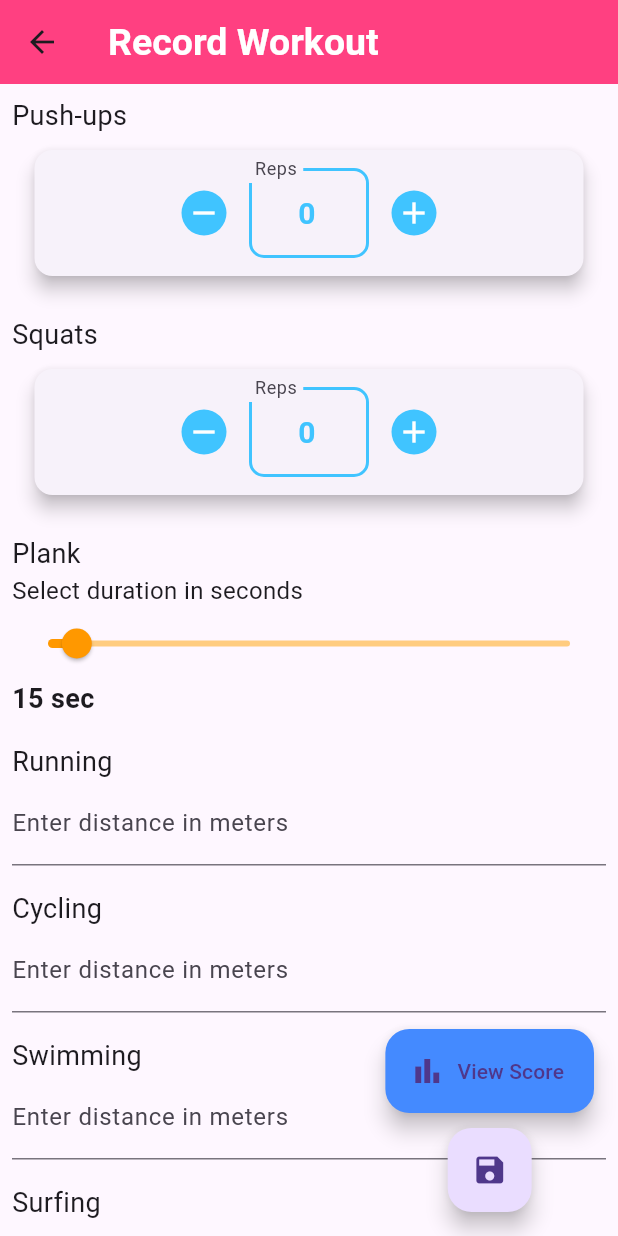
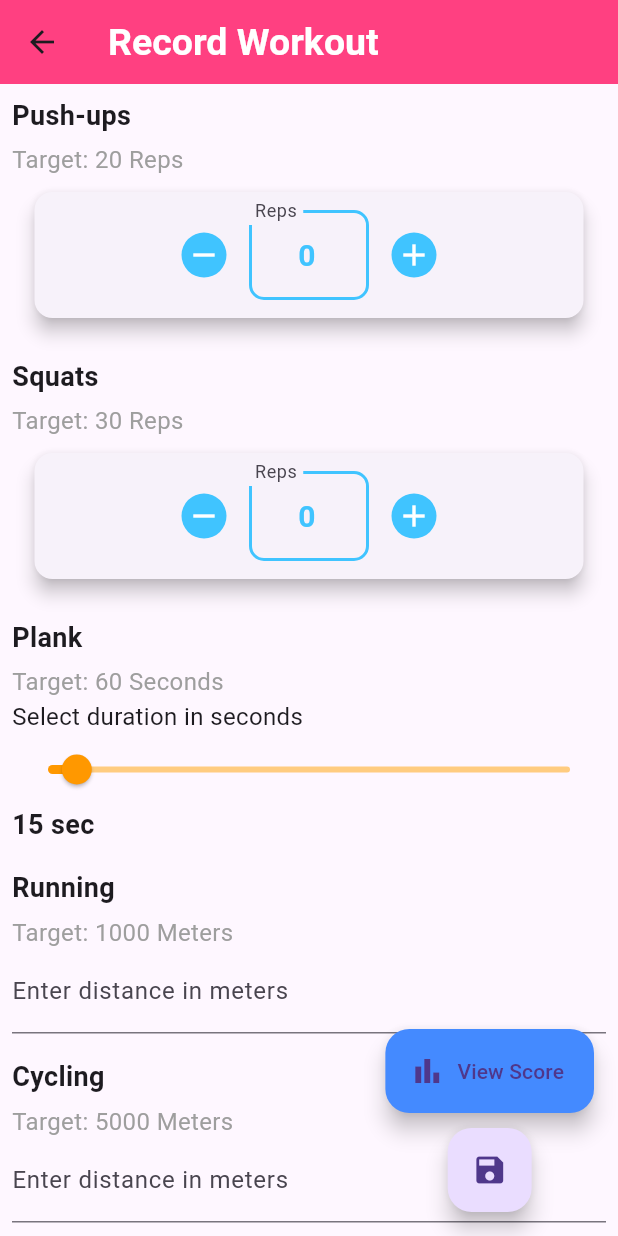
Before and after one commit to Karthikeya02/move, a Flutter app: the WorkoutRecordingPage screen opened directly, on a phone screen of 412 x 824 dp. Run offline on Flutter 3.47's test engine with Material 3 defaults, Android fonts, the phone set to English and light mode, and no system bars; our stand-ins replace floor, sqflite; accounts and stored records are empty; generated files the repository leaves out were written again.

Commit message:
Minor modifications to parsing and saving

```diff
--- a/lib/models/workout_model.dart
+++ b/lib/models/workout_model.dart
@@ -9,7 +9,12 @@ class Workout {
   final String date;
   final String exercises; // Store exercises as JSON string
 
-  Workout({this.id, required this.name, required this.date, required this.exercises});
+  Workout({
+    this.id,
+    required this.name,
+    required this.date,
+    required this.exercises,
+  });
 
   // Convert Workout to JSON
   Map<String, dynamic> toJson() {
@@ -38,21 +43,34 @@ class Workout {
     List<dynamic> decodedList = jsonDecode(exercises);
     return decodedList.map((e) => Exercise.fromJson(e)).toList();
   }
+
+  // Encode List of Exercises into JSON string for storage
+  String encodeExerciseList(List<Exercise> exerciseList) {
+    return jsonEncode(exerciseList.map((e) => e.toJson()).toList());
+  }
 }
 
 class Exercise {
   final String name;
   final int target;
+  final int actual; // New field to store actual user performance
   final String unit;
   final String type;
 
-  Exercise({required this.name, required this.target, required this.unit, required this.type});
+  Exercise({
+    required this.name,
+    required this.target,
+    required this.actual, // User-entered data
+    required this.unit,
+    required this.type,
+  });
 
   // Convert Exercise to JSON
   Map<String, dynamic> toJson() {
     return {
       'name': name,
       'target': target,
+      'actual': actual, // Include actual in JSON
       'unit': unit,
       'type': type,
     };
@@ -63,6 +81,7 @@ class Exercise {
     return Exercise(
       name: json['name'] ?? "Unknown",
       target: (json['target'] is int) ? json['target'] : int.tryParse(json['target'].toString()) ?? 0,
+      actual: (json['actual'] is int) ? json['actual'] : int.tryParse(json['actual'].toString()) ?? 0,
       unit: json['unit'] ?? "",
       type: json['type'] ?? "Unknown",
     );
--- a/lib/workout_details/download_workout_page.dart
+++ b/lib/workout_details/download_workout_page.dart
@@ -208,7 +208,7 @@ class _DownloadWorkoutPageState extends State<DownloadWorkoutPage> {
                     final exercise = _workoutPlan!.getExerciseList()[index];
                     return ListTile(
                       title: Text(exercise.name),
-                      subtitle: Text("Target: \${exercise.target} \${exercise.unit}"),
+                      subtitle: Text("Target: ${exercise.target} ${exercise.unit}"),
                     );
                   },
                 )
--- a/lib/workout_details/workout_history_page.dart
+++ b/lib/workout_details/workout_history_page.dart
@@ -2,6 +2,8 @@ import 'package:flutter/material.dart';
 import 'dart:convert';
 import '../database/database.dart';
 import '../models/workout_model.dart';
+import 'package:intl/intl.dart';
+
 
 class WorkoutHistoryPage extends StatefulWidget {
   @override
@@ -73,7 +75,7 @@ class _WorkoutHistoryPageState extends State<WorkoutHistoryPage> {
                   margin: EdgeInsets.symmetric(vertical: 8.0),
                   child: ListTile(
                     title: Text(workout.name, style: TextStyle(fontWeight: FontWeight.bold)),
-                    subtitle: Text("Date: ${workout.date}"),
+                    subtitle: Text("Date: ${DateFormat('dd MMM yyyy, hh:mma').format(DateTime.parse(workout.date).toLocal())}"),
                     onTap: () {
                       _showWorkoutDetails(workout);
                     },
--- a/lib/workout_details/workout_recording_page.dart
+++ b/lib/workout_details/workout_recording_page.dart
@@ -9,7 +9,6 @@ import '../widgets/numeric_widget.dart';
 import 'dart:core';
 import 'dart:convert';
 
-
 class WorkoutRecordingPage extends StatefulWidget {
   const WorkoutRecordingPage({super.key});
 
@@ -19,25 +18,25 @@ class WorkoutRecordingPage extends StatefulWidget {
 
 class _WorkoutRecordingPageState extends State<WorkoutRecordingPage> {
   final List<Exercise> exercises = [
-    Exercise(name: 'Push-ups', target: 0, unit: 'Reps', type: 'Reps'),
-    Exercise(name: 'Squats', target: 0, unit: 'Reps', type: 'Reps'),
-    Exercise(name: 'Plank', target: 0, unit: 'Seconds', type: 'Seconds'),
-    Exercise(name: 'Running', target: 0, unit: 'Meters', type: 'Meters'),
-    Exercise(name: 'Cycling', target: 0, unit: 'Meters', type: 'Meters'),
-    Exercise(name: 'Swimming', target: 0, unit: 'Meters', type: 'Meters'),
-    Exercise(name: 'Surfing', target: 0, unit: 'Meters', type: 'Meters'),
+    Exercise(name: 'Push-ups', target: 20, actual: 0, unit: 'Reps', type: 'Reps'),
+    Exercise(name: 'Squats', target: 30, actual: 0, unit: 'Reps', type: 'Reps'),
+    Exercise(name: 'Plank', target: 60, actual: 0, unit: 'Seconds', type: 'Seconds'),
+    Exercise(name: 'Running', target: 1000, actual: 0, unit: 'Meters', type: 'Meters'),
+    Exercise(name: 'Cycling', target: 5000, actual: 0, unit: 'Meters', type: 'Meters'),
+    Exercise(name: 'Swimming', target: 500, actual: 0, unit: 'Meters', type: 'Meters'),
+    Exercise(name: 'Surfing', target: 200, actual: 0, unit: 'Meters', type: 'Meters'),
   ];
 
-
-  final Map<int, int> exerciseOutputs = {}; // Stores user inputs
+  final Map<int, int> actualOutputs = {}; // Stores actual user inputs
 
   /// **Saves the recorded workout and updates the global state**
   void _saveWorkout() {
     final recordedExercises = exercises.map((exercise) {
-      final achievedOutput = exerciseOutputs[exercises.indexOf(exercise)] ?? 0;
+      final actualValue = actualOutputs[exercises.indexOf(exercise)] ?? 0;
       return Exercise(
         name: exercise.name,
-        target: achievedOutput, // Use achievedOutput instead of exerciseResults
+        target: exercise.target, // Keep original target
+        actual: actualValue, // Store the actual user input
         unit: exercise.unit,
         type: exercise.type,
       );
@@ -48,8 +47,6 @@ class _WorkoutRecordingPageState extends State<WorkoutRecordingPage> {
       date: DateTime.now().toIso8601String(),
       exercises: jsonEncode(recordedExercises.map((e) => e.toJson()).toList()), // Store as JSON string
     );
-
-
 
     // Save workout to state
     Provider.of<WorkoutProvider>(context, listen: false).addWorkout(workout);
@@ -62,12 +59,12 @@ class _WorkoutRecordingPageState extends State<WorkoutRecordingPage> {
   void _showScore(BuildContext context) {
     showModalBottomSheet(
       context: context,
-      shape: RoundedRectangleBorder(
+      shape: const RoundedRectangleBorder(
         borderRadius: BorderRadius.vertical(top: Radius.circular(15)),
       ),
       builder: (context) => Padding(
-        padding: EdgeInsets.all(10),
-        child: ScoreWidget(),
+        padding: const EdgeInsets.all(10),
+        child: ScoreWidget(), // Removed 'const' because ScoreWidget might have non-constant values
       ),
     );
   }
@@ -86,7 +83,15 @@ class _WorkoutRecordingPageState extends State<WorkoutRecordingPage> {
             child: Column(
               crossAxisAlignment: CrossAxisAlignment.start,
               children: [
-                Text(exercise.name, style: const TextStyle(fontSize: 18)),
+                Text(
+                  exercise.name,
+                  style: const TextStyle(fontSize: 18, fontWeight: FontWeight.bold),
+                ),
+                const SizedBox(height: 5),
+                Text(
+                  "Target: ${exercise.target} ${exercise.unit}",
+                  style: const TextStyle(fontSize: 16, color: Colors.grey),
+                ),
                 _buildInputWidget(index, exercise.type),
               ],
             ),
@@ -98,11 +103,11 @@ class _WorkoutRecordingPageState extends State<WorkoutRecordingPage> {
         children: [
           FloatingActionButton.extended(
             onPressed: () => _showScore(context),
-            icon: Icon(Icons.bar_chart),
-            label: Text("View Score"),
+            icon: const Icon(Icons.bar_chart),
+            label: const Text("View Score"),
             backgroundColor: Colors.blueAccent,
           ),
-          SizedBox(height: 10), // Spacing between buttons
+          const SizedBox(height: 10), // Spacing between buttons
           FloatingActionButton(
             onPressed: _saveWorkout,
             child: const Icon(Icons.save),
@@ -116,18 +121,17 @@ class _WorkoutRecordingPageState extends State<WorkoutRecordingPage> {
   Widget _buildInputWidget(int index, String type) {
     if (type == 'Meters') {
       return MetersInputWidget(
-        onInputChanged: (value) => setState(() => exerciseOutputs[index] = value),
+        onInputChanged: (value) => setState(() => actualOutputs[index] = value),
       );
-    }
-    else if (type == 'Seconds'){
+    } else if (type == 'Seconds') {
       return SecondsInputWidget(
-        onInputChanged: (value) => setState(() => exerciseOutputs[index] = value),
+        onInputChanged: (value) => setState(() => actualOutputs[index] = value),
       );
     }
     return NumericInputWidget(
       label: type,
       initialValue: 0,
-      onInputChanged: (value) => setState(() => exerciseOutputs[index] = value),
+      onInputChanged: (value) => setState(() => actualOutputs[index] = value),
     );
   }
 }
```
Also changed, not shown: lib/database/database.g.dart (added).
